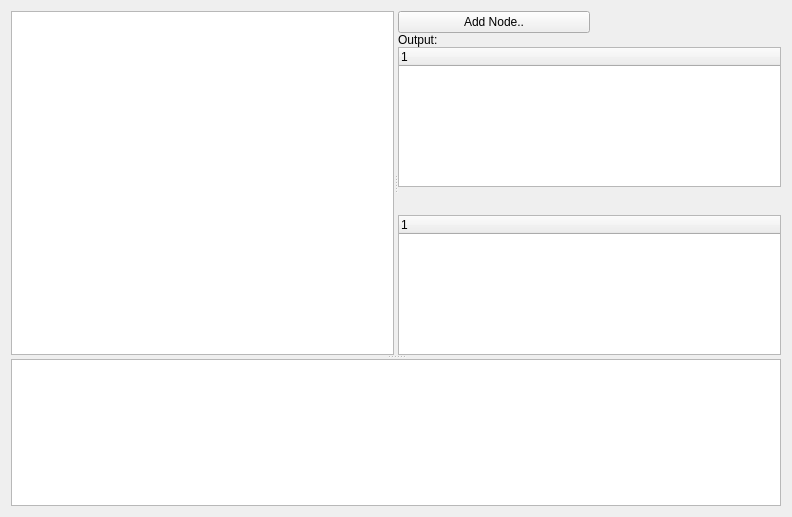
Before: the Qt Designer form lib/util/flowchart/FlowchartTemplate.ui in acq4/acq4, drawn with Qt 5.
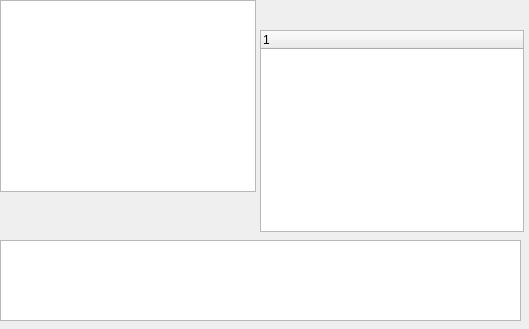
After: the same form once the commit is applied. Custom widgets are drawn as their Qt base class.

```diff
--- a/lib/util/flowchart/FlowchartTemplate.ui
+++ b/lib/util/flowchart/FlowchartTemplate.ui
@@ -6,46 +6,24 @@
    <rect>
     <x>0</x>
     <y>0</y>
-    <width>792</width>
-    <height>517</height>
+    <width>529</width>
+    <height>329</height>
    </rect>
   </property>
   <property name="windowTitle">
    <string>Form</string>
   </property>
-  <layout class="QGridLayout" name="gridLayout_2">
-   <item row="0" column="0">
-    <widget class="QSplitter" name="splitter_2">
-     <property name="orientation">
-      <enum>Qt::Vertical</enum>
-     </property>
-     <widget class="QSplitter" name="splitter">
-      <property name="orientation">
-       <enum>Qt::Horizontal</enum>
-      </property>
-      <widget class="FlowchartGraphicsView" name="view"/>
-      <widget class="QWidget" name="layoutWidget">
+  <widget class="QWidget" name="selInfoWidget" native="true">
+   <property name="geometry">
+    <rect>
+     <x>260</x>
+     <y>10</y>
+     <width>264</width>
+     <height>222</height>
+    </rect>
+   </property>
        <layout class="QGridLayout" name="gridLayout">
-        <property name="spacing">
-         <number>0</number>
-        </property>
-        <item row="1" column="0" colspan="2">
-         <widget class="QLabel" name="label">
-          <property name="text">
-           <string>Output:</string>
-          </property>
-         </widget>
-        </item>
-        <item row="2" column="0" colspan="2">
-         <widget class="DataTreeWidget" name="outputTree">
-          <column>
-           <property name="text">
-            <string notr="true">1</string>
-           </property>
-          </column>
-         </widget>
-        </item>
-        <item row="5" column="0" colspan="2">
+    <item row="0" column="0">
          <widget class="QLabel" name="selDescLabel">
           <property name="text">
            <string/>
@@ -58,16 +36,7 @@
           </property>
          </widget>
         </item>
-        <item row="6" column="0" colspan="2">
-         <widget class="DataTreeWidget" name="selectedTree">
-          <column>
-           <property name="text">
-            <string notr="true">1</string>
-           </property>
-          </column>
-         </widget>
-        </item>
-        <item row="4" column="1">
+    <item row="0" column="1">
          <widget class="QLabel" name="selNameLabel">
           <property name="font">
            <font>
@@ -80,27 +49,37 @@
           </property>
          </widget>
         </item>
-        <item row="0" column="0">
-         <widget class="QPushButton" name="addNodeBtn">
+    <item row="1" column="0" colspan="2">
+     <widget class="DataTreeWidget" name="selectedTree">
+      <column>
           <property name="text">
-           <string>Add Node..</string>
-          </property>
+        <string notr="true">1</string>
+       </property>
+      </column>
          </widget>
         </item>
        </layout>
-      </widget>
      </widget>
      <widget class="QTextEdit" name="hoverText">
-      <property name="sizePolicy">
-       <sizepolicy hsizetype="Expanding" vsizetype="Preferred">
-        <horstretch>0</horstretch>
-        <verstretch>0</verstretch>
-       </sizepolicy>
-      </property>
-     </widget>
-    </widget>
-   </item>
-  </layout>
+   <property name="geometry">
+    <rect>
+     <x>0</x>
+     <y>240</y>
+     <width>521</width>
+     <height>81</height>
+    </rect>
+   </property>
+  </widget>
+  <widget class="FlowchartGraphicsView" name="view">
+   <property name="geometry">
+    <rect>
+     <x>0</x>
+     <y>0</y>
+     <width>256</width>
+     <height>192</height>
+    </rect>
+   </property>
+  </widget>
  </widget>
  <customwidgets>
   <customwidget>
```
Lines whose indentation alone changed are shown as unchanged.
